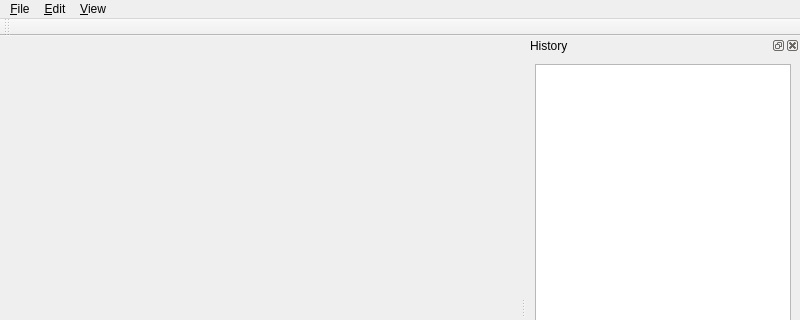
Qt form src/main_window.ui (LogikSim/LogikSimPython) before a commit; both pictures show x 0 to 800 and y 0 to 320 of the 800 by 600 pixel window.
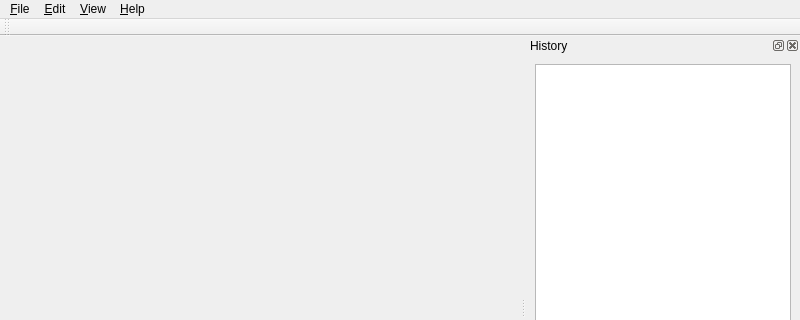
The same form after that commit. Icons and pictures are not drawn. Custom widgets are drawn as their Qt base class.

Commit message: Added application icon and preliminary about dialog.

```diff
--- a/src/main_window.ui
+++ b/src/main_window.ui
@@ -73,9 +73,17 @@
      <string>&amp;Edit</string>
     </property>
    </widget>
+   <widget class="QMenu" name="menu_help">
+    <property name="title">
+     <string>&amp;Help</string>
+    </property>
+    <addaction name="action_about"/>
+    <addaction name="action_about_qt"/>
+   </widget>
    <addaction name="menu_file"/>
    <addaction name="menu_edit"/>
    <addaction name="menu_view"/>
+   <addaction name="menu_help"/>
   </widget>
   <widget class="QStatusBar" name="status_bar"/>
   <widget class="QToolBar" name="tool_bar">
```
Left out of the diff: 18 changed lines with no effect on the pictures. The commit also changes 5 other files.
